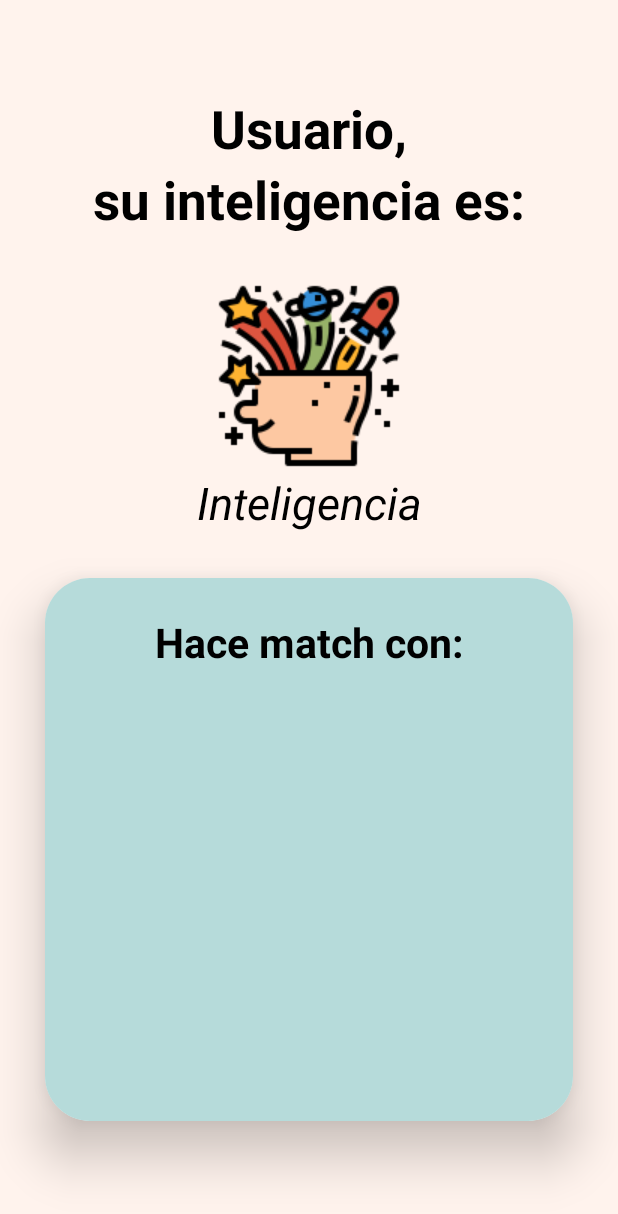
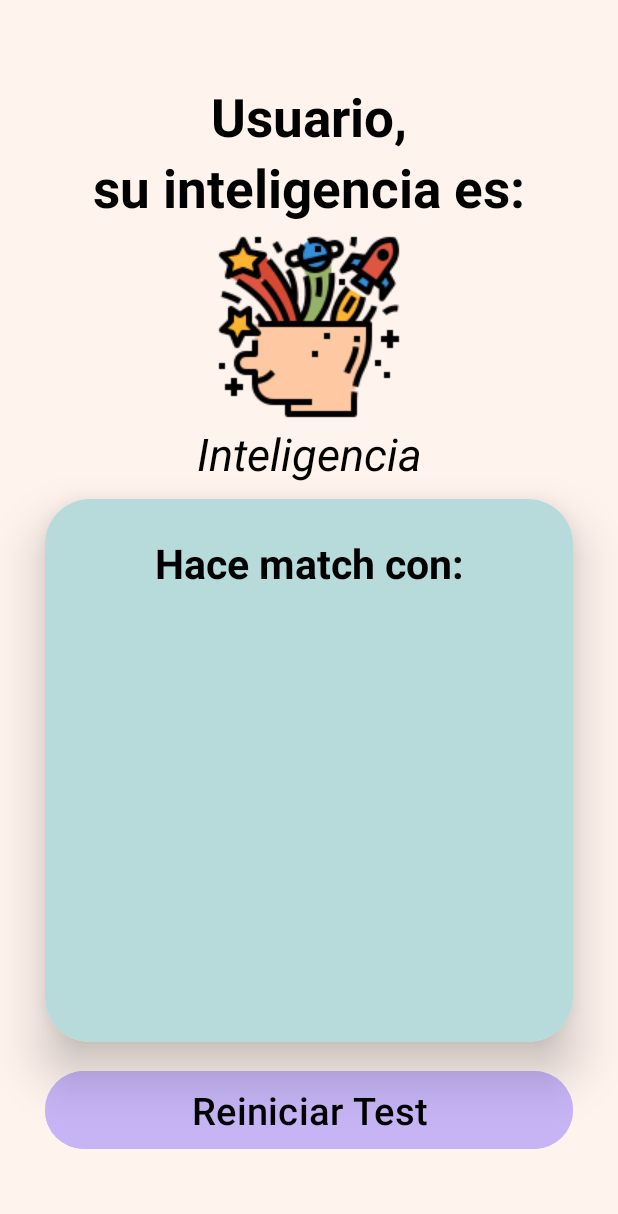
Before and after one commit to Faigda/B76711_B87581_B83364_ProyectoInteligencias, an Android app: the layout activity_match.xml on its own in the app's theme, with its tools: preview values and no code run, on a phone screen of 412 x 824 dp. Shown: the top 1214 px of the screen. Run offline under Robolectric (Android 15) with nearby library versions, the light colour scheme and no system bars.

Commit message:
Restart button
Added a button in match activity to restart the test

```diff
--- a/app/src/main/java/com/example/b76711_b87581_b83364_proyectointeligencias/MatchActivity.java
+++ b/app/src/main/java/com/example/b76711_b87581_b83364_proyectointeligencias/MatchActivity.java
@@ -2,7 +2,10 @@ package com.example.b76711_b87581_b83364_proyectointeligencias;
 
 import androidx.appcompat.app.AppCompatActivity;
 
+import android.content.Intent;
 import android.os.Bundle;
+import android.view.View;
+import android.widget.Button;
 import android.widget.ImageView;
 import android.widget.TextView;
 
@@ -14,6 +17,7 @@ public class MatchActivity extends AppCompatActivity {
 
     TextView intelligenceLabel, userLabel, match1Label, match2Label, match3Label, match4Label, match5Label, match6Label, match7Label;
     ImageView intelligenceImage;
+    Button restartButton;
 
     private ArrayList<User> userlist;
 
@@ -30,6 +34,7 @@ public class MatchActivity extends AppCompatActivity {
         match6Label = findViewById(R.id.match6Label);
         match7Label = findViewById(R.id.match7Label);
 
+        restartButton = findViewById(R.id.restartButton);
 
         userLabel = findViewById(R.id.userLabel);
         intelligenceImage = (ImageView) findViewById(R.id.intelligenceImage);
@@ -128,5 +133,13 @@ public class MatchActivity extends AppCompatActivity {
 
         }
 
+        restartButton.setOnClickListener(new View.OnClickListener() {
+            @Override
+            public void onClick(View v) {
+                Intent intent = new Intent(MatchActivity.this, MainActivity.class);
+                startActivity(intent);
+            }
+        });
+
     }
 }
--- a/app/src/main/res/layout/activity_match.xml
+++ b/app/src/main/res/layout/activity_match.xml
@@ -16,7 +16,6 @@
         android:id="@+id/userLabel"
         android:textAlignment="center"
         android:textStyle="bold"
-        android:layout_marginTop="15dp"
         android:textColor="@color/black"
         android:textSize="35dp"
         android:text="Usuario," />
@@ -29,7 +28,7 @@
         android:textStyle="bold"
         android:textColor="@color/black"
         android:textSize="35dp"
-        android:layout_marginBottom="30dp"
+        android:layout_marginBottom="5dp"
         android:text="su inteligencia es:" />
 
     <ImageView
@@ -46,12 +45,15 @@
         android:textAlignment="center"
         android:textColor="@color/black"
         android:textSize="30sp"
+        android:layout_marginBottom="10dp"
         android:textStyle="italic" />
 
     <androidx.cardview.widget.CardView
         android:layout_width="match_parent"
         android:layout_height="wrap_content"
-        android:layout_margin="30dp"
+        android:layout_marginRight="30dp"
+        android:layout_marginLeft="30dp"
+        android:layout_marginBottom="15dp"
         app:cardCornerRadius="30dp"
         app:cardElevation="20dp">
 
@@ -150,4 +152,16 @@
 
     </androidx.cardview.widget.CardView>
 
+    <Button
+        android:layout_width="match_parent"
+        android:layout_height="60dp"
+        android:id="@+id/restartButton"
+        android:text="Reiniciar Test"
+        android:textSize="25sp"
+        android:layout_marginRight="30dp"
+        android:layout_marginLeft="30dp"
+        android:backgroundTint="@color/purple"
+        android:textColor="@color/black"/>
+
+
 </LinearLayout>
```
